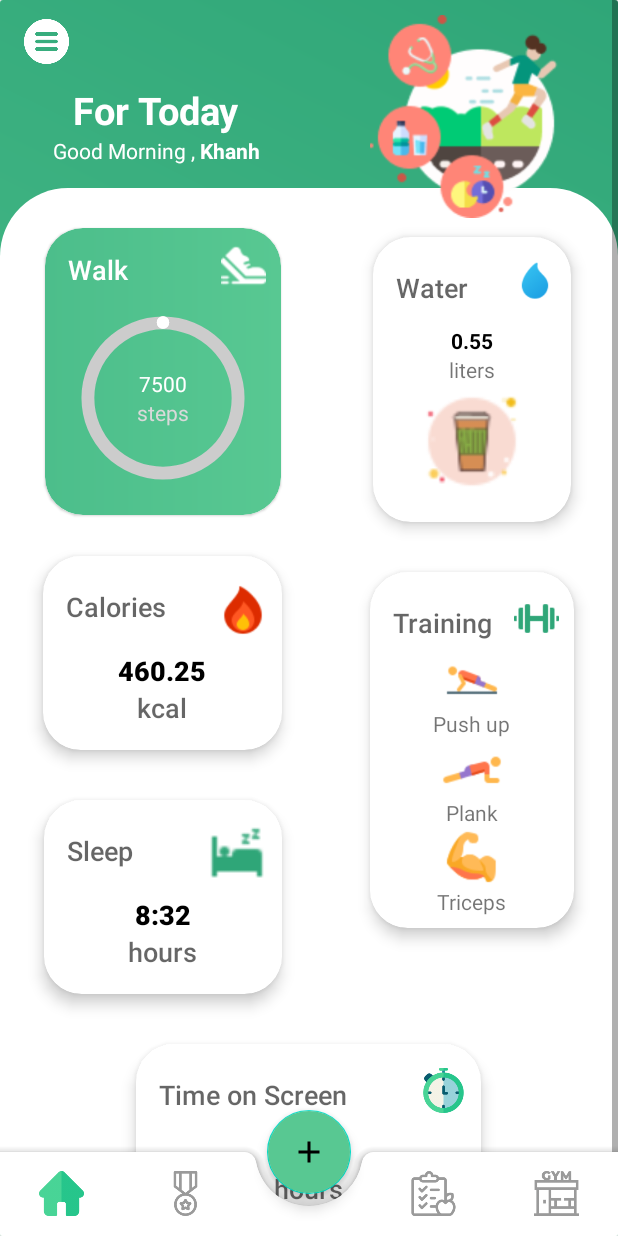
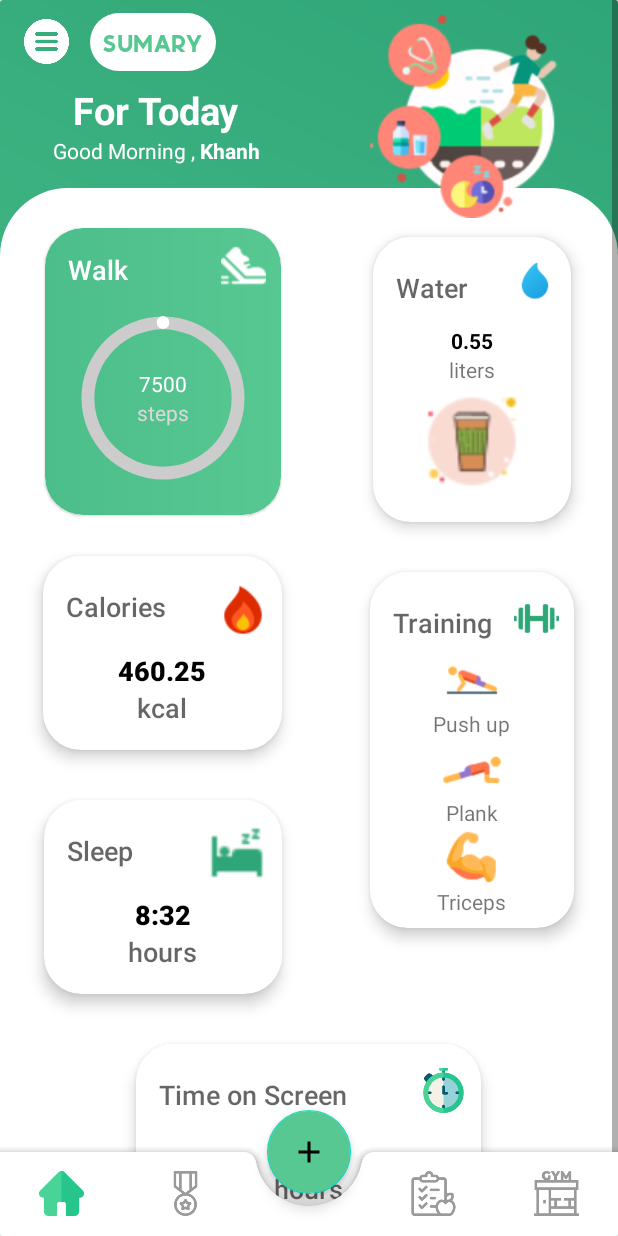
Before and after one commit to KSB-tqk/HooCare, an Android app: the MainActivity screen opened directly, with no data from a screen before it, on a phone screen of 412 x 824 dp. Run offline under Robolectric (Android 15) with nearby library versions, the phone set to English and light mode, and no system bars; libraries missing offline, so code that uses them is left out: com.yarolegovich.slidingrootnav; 2 statements that could not run were skipped.

Commit message:
Fix HomeFragment UI and DrawerMenu UI

```diff
--- a/app/build.gradle
+++ b/app/build.gradle
@@ -40,6 +40,7 @@ dependencies {
     implementation 'com.getbase:floatingactionbutton:1.10.1'
     implementation 'com.yarolegovich:sliding-root-nav:1.1.1'
     implementation 'com.google.firebase:firebase-auth:20.0.3'
+    implementation platform('com.google.firebase:firebase-bom:27.0.0')
     testImplementation 'junit:junit:4.+'
     androidTestImplementation 'androidx.test.ext:junit:1.1.2'
     androidTestImplementation 'androidx.test.espresso:espresso-core:3.3.0'
--- a/app/src/main/AndroidManifest.xml
+++ b/app/src/main/AndroidManifest.xml
@@ -20,7 +20,9 @@
             </intent-filter>
         </activity>
         <activity android:name=".WaterActivity" />
-        <activity android:name=".MainActivity"/>
+        <activity android:name=".MainActivity">
+
+        </activity>
     </application>
 
 </manifest>
--- a/app/src/main/java/cf/khanhsb/icare_v2/MainActivity.java
+++ b/app/src/main/java/cf/khanhsb/icare_v2/MainActivity.java
@@ -1,47 +1,31 @@
 package cf.khanhsb.icare_v2;
 
-import androidx.annotation.ColorInt;
-import androidx.annotation.ColorRes;
+import android.annotation.SuppressLint;
+import android.graphics.drawable.Drawable;
+import android.os.Bundle;
+import android.view.GestureDetector;
+import android.view.MenuItem;
+import android.view.MotionEvent;
+import android.view.View;
+import android.widget.ImageView;
+import android.widget.TextView;
+
 import androidx.annotation.NonNull;
-import androidx.appcompat.app.ActionBar;
 import androidx.appcompat.app.AppCompatActivity;
 import androidx.appcompat.widget.Toolbar;
-import androidx.core.content.ContextCompat;
-import androidx.fragment.app.Fragment;
-import androidx.recyclerview.widget.LinearLayoutManager;
-import androidx.recyclerview.widget.RecyclerView;
+import androidx.core.view.GestureDetectorCompat;
 import androidx.viewpager.widget.ViewPager;
-
-import android.content.res.TypedArray;
-import android.graphics.drawable.Drawable;
-import android.os.Bundle;
-import android.view.Menu;
-import android.view.MenuItem;
-import android.view.View;
-import android.view.Window;
-import android.widget.ImageView;
 
 import com.google.android.material.bottomnavigation.BottomNavigationView;
 import com.yarolegovich.slidingrootnav.SlidingRootNav;
 import com.yarolegovich.slidingrootnav.SlidingRootNavBuilder;
-import com.yarolegovich.slidingrootnav.callback.DragListener;
-
-import java.util.Arrays;
 
 public class MainActivity extends AppCompatActivity {
 
     private ViewPager viewPager;
     private ViewPagerAdapter mViewPagerAdapter;
-
-    //setting up nav_drawer item
-    private static final int POS_CLOSE = 0;
-    private static final int POS_PROFILES = 1;
-    private static final int POS_SETTING = 2;
-    private static final int POS_ABOUT_US = 3;
-    private static final int POS_LOGOUT = 4;
-
-    private String[] nav_drawer_title;
-    private Drawable[] nav_drawer_icon;
+    private Toolbar toolbar;
+    private TextView toolBarTitle;
 
     private SlidingRootNav slidingRootNav;
 
@@ -50,17 +34,19 @@ public class MainActivity extends AppCompatActivity {
         super.onCreate(savedInstanceState);
         setContentView(R.layout.activity_main);
 
-        //settting up bottom nav
+        /**settting up bottom nav*/
         BottomNavigationView btmNav = findViewById(R.id.bottom_nav);
         btmNav.setBackground(null);
         btmNav.setItemIconTintList(null);
         btmNav.getMenu().getItem(2).setEnabled(false);
         btmNav.setOnNavigationItemSelectedListener(navListener);
 
-        //setting up viewpager
+
+        /**setting up viewpager*/
         viewPager = findViewById(R.id.view_pager);
         mViewPagerAdapter = new ViewPagerAdapter(getSupportFragmentManager());
         viewPager.setAdapter(mViewPagerAdapter);
+
 
         viewPager.addOnPageChangeListener(new ViewPager.OnPageChangeListener() {
             @Override
@@ -73,15 +59,24 @@ public class MainActivity extends AppCompatActivity {
                 switch (position) {
                     case 0:
                         btmNav.getMenu().findItem(R.id.nav_home).setChecked(true);
+                        toolBarTitle.setText(getString(R.string.HomeFragTitle));
+                        toolbar.setBackground(getDrawable(R.color.transparent));
                         break;
                     case 1:
                         btmNav.getMenu().findItem(R.id.nav_archie).setChecked(true);
+                        toolBarTitle.setText(getString(R.string.ArchieveFragTitle));
+                        toolbar.setBackground(getDrawable(R.color.lime_200));
                         break;
                     case 2:
-                        btmNav.getMenu().findItem(R.id.nav_data_detail).setChecked(true);
+                        btmNav.getMenu().findItem(R.id.nav_meal).setChecked(true);
+                        toolBarTitle.setText(getString(R.string.MealFragTitle));
+                        toolbar.setBackground(getDrawable(R.color.lime_200));
                         break;
                     case 3:
-                        btmNav.getMenu().findItem(R.id.nav_profile).setChecked(true);
+                        btmNav.getMenu().findItem(R.id.nav_gym).setChecked(true);
+                        toolBarTitle.setText(getString(R.string.GymFragTitle));
+                        toolbar.setBackground(getDrawable(R.color.lime_200));
+                        break;
                 }
             }
 
@@ -91,8 +86,10 @@ public class MainActivity extends AppCompatActivity {
             }
         });
 
-        //setting up nav drawer
-        Toolbar toolbar = findViewById(R.id.nav_menu_toolbar);
+        toolBarTitle = findViewById(R.id.tool_bar_title);
+
+        /**setting up nav drawer*/
+        toolbar = findViewById(R.id.nav_menu_toolbar);
         setSupportActionBar(toolbar);
         toolbar.bringToFront();
         getSupportActionBar().setDisplayHomeAsUpEnabled(false);
@@ -141,10 +138,10 @@ public class MainActivity extends AppCompatActivity {
                         case R.id.nav_archie:
                             viewPager.setCurrentItem(1);
                             break;
-                        case R.id.nav_data_detail:
+                        case R.id.nav_meal:
                             viewPager.setCurrentItem(2);
                             break;
-                        case R.id.nav_profile:
+                        case R.id.nav_gym:
                             viewPager.setCurrentItem(3);
                             break;
                     }
@@ -152,7 +149,7 @@ public class MainActivity extends AppCompatActivity {
                 }
             };
 
-    /*@Override
+/*@Override
     public void onBackPressed(){
         finish();
     }*/
--- a/app/src/main/res/drawable/bottom_bar_background.xml
+++ b/app/src/main/res/drawable/profile_rounded_corner_background.xml
@@ -1,6 +1,6 @@
 <?xml version="1.0" encoding="utf-8"?>
 <shape xmlns:android="http://schemas.android.com/apk/res/android" android:shape="rectangle">
-    <solid android:color="@color/black"></solid>
+    <solid android:color="@color/lime_200"></solid>
     <corners
         android:radius="45dp"></corners>
 
--- a/app/src/main/res/layout/activity_main.xml
+++ b/app/src/main/res/layout/activity_main.xml
@@ -6,10 +6,12 @@
     android:layout_height="match_parent"
     app:cardElevation="30dp"
     tools:context=".MainActivity">
+
     <androidx.coordinatorlayout.widget.CoordinatorLayout
+        android:id="@+id/main_layout"
         android:layout_width="match_parent"
-        android:layout_height="match_parent"
-        android:id="@+id/main_layout">
+        android:layout_height="match_parent">
+
         <androidx.appcompat.widget.Toolbar
             android:id="@+id/nav_menu_toolbar"
             android:layout_width="match_parent"
@@ -19,9 +21,20 @@
                 android:id="@+id/nav_menu_icon"
                 android:layout_width="30dp"
                 android:layout_height="30dp"
-                android:src="@drawable/nav_drawer_menu">
+                android:src="@drawable/nav_drawer_menu"></ImageView>
 
-            </ImageView>
+            <TextView
+                android:id="@+id/tool_bar_title"
+                android:layout_width="wrap_content"
+                android:layout_height="wrap_content"
+                android:layout_marginLeft="30dp"
+                android:background="@drawable/cardview_background_gradient"
+                android:backgroundTint="@color/white"
+                android:fontFamily="@font/momcakebold"
+                android:padding="8dp"
+                android:text="Sumary"
+                android:textAppearance="@android:style/TextAppearance.DeviceDefault.Large"
+                android:textColor="@color/lime_200"></TextView>
         </androidx.appcompat.widget.Toolbar>
 
         <androidx.viewpager.widget.ViewPager
@@ -67,5 +80,4 @@
 
         </com.google.android.material.floatingactionbutton.FloatingActionButton>
     </androidx.coordinatorlayout.widget.CoordinatorLayout>
-
 </androidx.cardview.widget.CardView>
--- a/app/src/main/res/layout/fragment_home.xml
+++ b/app/src/main/res/layout/fragment_home.xml
@@ -1,11 +1,12 @@
 <?xml version="1.0" encoding="utf-8"?>
-<FrameLayout xmlns:android="http://schemas.android.com/apk/res/android"
+<androidx.coordinatorlayout.widget.CoordinatorLayout xmlns:android="http://schemas.android.com/apk/res/android"
     xmlns:app="http://schemas.android.com/apk/res-auto"
     xmlns:tools="http://schemas.android.com/tools"
     android:layout_width="match_parent"
     android:layout_height="match_parent"
     android:background="#f2f2f2"
     tools:context=".HomeFragment">
+
 
     <androidx.constraintlayout.widget.ConstraintLayout
         android:layout_width="match_parent"
@@ -651,8 +652,8 @@
             </RelativeLayout>
 
 
-
         </ScrollView>
     </androidx.constraintlayout.widget.ConstraintLayout>
 
-</FrameLayout>
+
+</androidx.coordinatorlayout.widget.CoordinatorLayout>
--- a/app/src/main/res/menu/bottom_nav_menu.xml
+++ b/app/src/main/res/menu/bottom_nav_menu.xml
@@ -13,10 +13,10 @@
         android:id="@+id/fab"></item>
     <item
         android:title="Meal"
-        android:id="@+id/nav_data_detail"
+        android:id="@+id/nav_meal"
         android:icon="@drawable/meal_icon_selector"></item>
     <item
         android:title="Exercies"
-        android:id="@+id/nav_profile"
+        android:id="@+id/nav_gym"
         android:icon="@drawable/gym_icon_selector"></item>
 </menu>
--- a/app/src/main/res/values/colors.xml
+++ b/app/src/main/res/values/colors.xml
@@ -9,4 +9,6 @@
     <color name="teal_700">#FF018786</color>
     <color name="black">#FF000000</color>
     <color name="white">#FFFFFFFF</color>
+    <color name="transparent">#00000000</color>
+
 </resources>
--- a/app/src/main/res/values/strings.xml
+++ b/app/src/main/res/values/strings.xml
@@ -2,4 +2,8 @@
     <string name="app_name">ICare_v2</string>
     <!-- TODO: Remove or change this placeholder text -->
     <string name="hello_blank_fragment">Hello blank fragment</string>
+    <string name="HomeFragTitle">Summary</string>
+    <string name="MealFragTitle">Meal</string>
+    <string name="GymFragTitle">Gym</string>
+    <string name="ArchieveFragTitle">Archieve</string>
 </resources>
```
Also changed, not shown: app/src/main/res/drawable/level_progress_bar.xml (added, +22 -0 lines), app/src/main/res/drawable/nav_menu_item_background.xml (added, +8 -0 lines), app/src/main/res/layout/drawer_menu.xml (+106 -62 lines), app/src/main/res/drawable/nav_menu_leaderboard_icon.png (added), app/src/main/res/drawable/nav_menu_logout_icon.png, app/src/main/res/drawable/nav_menu_setting_icon.png (added), app/src/main/res/font/momcakebold.otf (added), app/src/main/res/font/momcakethin.otf (added).
